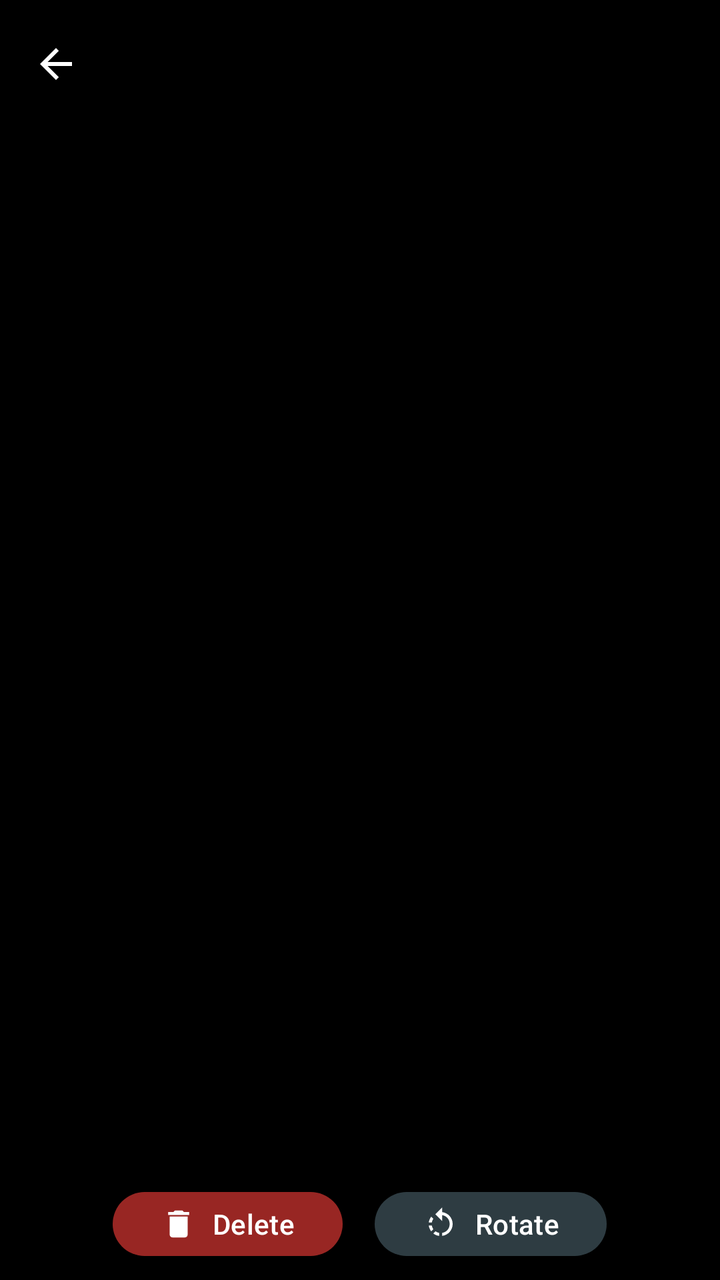
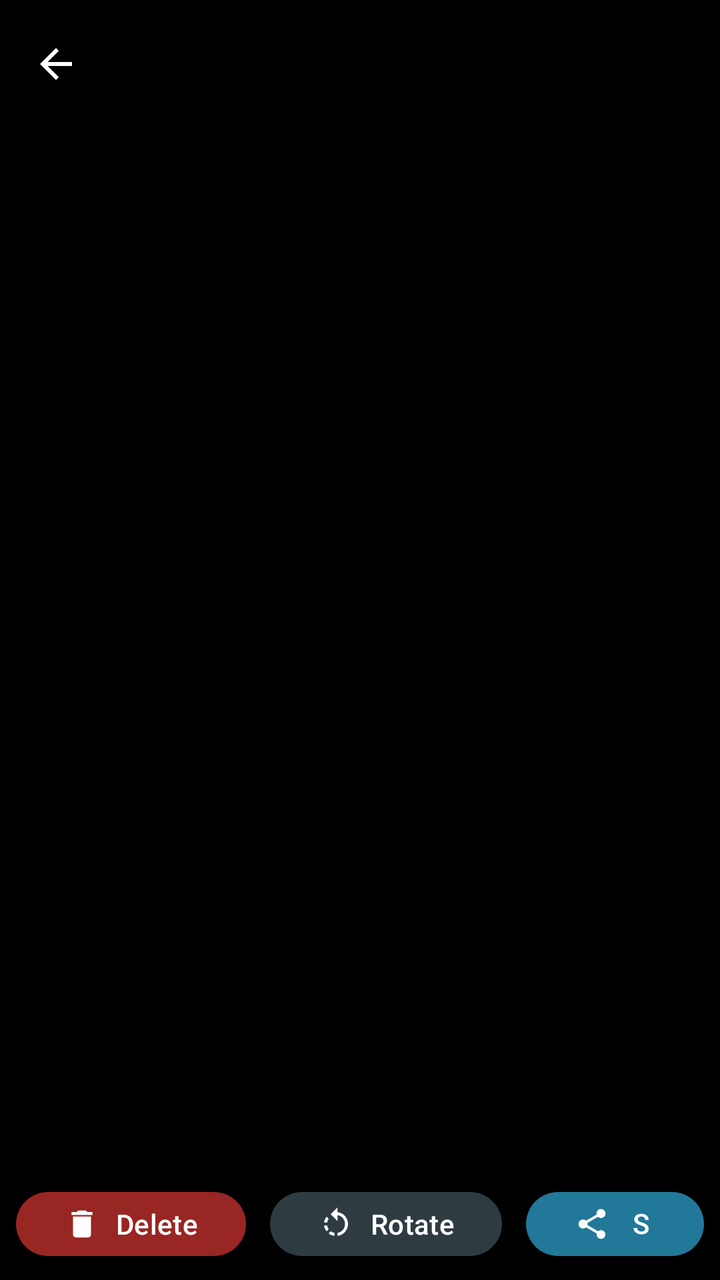

An Android layout rendered at two revisions. The XML below is the earlier revision; the diff shows what the commit changed to produce the second picture.
<!-- AndroidManifest.xml: application theme Theme.ImageCompressor -->
<!-- res/layout/activity_fullscreen.xml -->
<?xml version="1.0" encoding="utf-8"?>
<FrameLayout xmlns:android="http://schemas.android.com/apk/res/android"
    xmlns:app="http://schemas.android.com/apk/res-auto"
    android:layout_width="match_parent"
    android:layout_height="match_parent"
    android:background="#FF000000">

    <androidx.viewpager2.widget.ViewPager2
        android:id="@+id/viewPager"
        android:layout_width="match_parent"
        android:layout_height="match_parent" />

    <com.google.android.material.appbar.MaterialToolbar
        android:id="@+id/toolbar"
        android:layout_width="match_parent"
        android:layout_height="?attr/actionBarSize"
        android:layout_gravity="top"
        app:navigationIcon="@drawable/ic_arrow_back"
        app:navigationIconTint="@android:color/white"
        android:background="#66000000"
        app:titleTextColor="@android:color/white" />

    <LinearLayout
        android:id="@+id/bottomBar"
        android:layout_width="match_parent"
        android:layout_height="wrap_content"
        android:layout_gravity="bottom"
        android:orientation="horizontal"
        android:gravity="center"
        android:background="#66000000"
        android:padding="8dp">

        <com.google.android.material.button.MaterialButton
            android:id="@+id/btnDelete"
            android:layout_width="wrap_content"
            android:layout_height="40dp"
            android:text="@string/delete"
            android:textColor="@android:color/white"
            app:icon="@drawable/ic_delete"
            app:iconTint="@android:color/white"
            app:backgroundTint="#AAE53935"
            style="@style/Widget.Material3.Button" />

        <com.google.android.material.button.MaterialButton
            android:id="@+id/btnRotate"
            android:layout_width="wrap_content"
            android:layout_height="40dp"
            android:layout_marginStart="16dp"
            android:text="@string/rotate"
            android:textColor="@android:color/white"
            app:icon="@drawable/ic_rotate"
            app:iconTint="@android:color/white"
            app:backgroundTint="#AA455A64"
            style="@style/Widget.Material3.Button" />

    </LinearLayout>

</FrameLayout>
<!-- resources referenced by this layout -->
<resources>
  <!-- drawable ic_arrow_back (drawable) -->
  <vector xmlns:android="http://schemas.android.com/apk/res/android"
      android:width="24dp"
      android:height="24dp"
      android:viewportWidth="24"
      android:viewportHeight="24">
      <path
          android:fillColor="#FFFFFFFF"
          android:pathData="M20,11H7.83l5.59,-5.59L12,4l-8,8 8,8 1.41,-1.41L7.83,13H20v-2z" />
  </vector>
  <!-- drawable ic_delete (drawable) -->
  <vector xmlns:android="http://schemas.android.com/apk/res/android"
      android:width="24dp"
      android:height="24dp"
      android:viewportWidth="24"
      android:viewportHeight="24">
      <path
          android:fillColor="#FFFFFFFF"
          android:pathData="M6,19c0,1.1 0.9,2 2,2h8c1.1,0 2,-0.9 2,-2V7H6v12zM19,4h-3.5l-1,-1h-5l-1,1H5v2h14V4z" />
  </vector>
  <!-- drawable ic_rotate (drawable) -->
  <vector xmlns:android="http://schemas.android.com/apk/res/android"
      android:width="24dp"
      android:height="24dp"
      android:viewportWidth="24"
      android:viewportHeight="24">
      <path
          android:fillColor="#FFFFFFFF"
          android:pathData="M7.11,8.53L5.7,7.11C4.8,8.27 4.24,9.61 4.07,11h2.02c0.14,-0.87 0.49,-1.72 1.02,-2.47zM6.09,13H4.07c0.17,1.39 0.72,2.73 1.62,3.89l1.41,-1.42c-0.52,-0.75 -0.87,-1.59 -1.01,-2.47zM7.1,18.32c1.16 0.9 2.51 1.44 3.9,1.61V17.9c-0.87,-0.15 -1.71,-0.49 -2.46,-1.03L7.1,18.32zM13,4.07V1L8.45,5.55 13,10V6.09c2.84,0.45 5,2.81 5,5.91s-2.16,5.46 -5,5.91v2.02c3.95,-0.49 7,-3.85 7,-7.93s-3.05,-7.44 -7,-7.93z" />
  </vector>
  <string name="delete">Delete</string>
  <string name="rotate">Rotate</string>
  <style name="Theme.ImageCompressor" parent="Theme.Material3.DayNight.NoActionBar">
          <item name="colorPrimary">#FF6750A4</item>
          <item name="colorOnPrimary">#FFFFFFFF</item>
          <item name="colorPrimaryContainer">#FFEADDFF</item>
          <item name="colorOnPrimaryContainer">#FF21005D</item>
          <item name="colorSecondary">#FF625B71</item>
          <item name="colorOnSecondary">#FFFFFFFF</item>
          <item name="colorSecondaryContainer">#FFE8DEF8</item>
          <item name="colorOnSecondaryContainer">#FF1D192B</item>
          <item name="colorTertiary">#FF7D5260</item>
          <item name="colorError">#FFB3261E</item>
      </style>
</resources>

<!-- the commit's change to res/layout/activity_fullscreen.xml (unified diff, before → after) -->
@@ -45,7 +45,7 @@
             android:id="@+id/btnRotate"
             android:layout_width="wrap_content"
             android:layout_height="40dp"
-            android:layout_marginStart="16dp"
+            android:layout_marginStart="12dp"
             android:text="@string/rotate"
             android:textColor="@android:color/white"
             app:icon="@drawable/ic_rotate"
@@ -53,6 +53,18 @@
             app:backgroundTint="#AA455A64"
             style="@style/Widget.Material3.Button" />
 
+        <com.google.android.material.button.MaterialButton
+            android:id="@+id/btnShare"
+            android:layout_width="wrap_content"
+            android:layout_height="40dp"
+            android:layout_marginStart="12dp"
+            android:text="@string/share"
+            android:textColor="@android:color/white"
+            app:icon="@drawable/ic_share"
+            app:iconTint="@android:color/white"
+            app:backgroundTint="#AA33B5E5"
+            style="@style/Widget.Material3.Button" />
+
     </LinearLayout>
 
 </FrameLayout>
<!-- resource entries referenced after the edit -->
@@ -30,8 +30,19 @@
           android:fillColor="#FFFFFFFF"
           android:pathData="M7.11,8.53L5.7,7.11C4.8,8.27 4.24,9.61 4.07,11h2.02c0.14,-0.87 0.49,-1.72 1.02,-2.47zM6.09,13H4.07c0.17,1.39 0.72,2.73 1.62,3.89l1.41,-1.42c-0.52,-0.75 -0.87,-1.59 -1.01,-2.47zM7.1,18.32c1.16 0.9 2.51 1.44 3.9,1.61V17.9c-0.87,-0.15 -1.71,-0.49 -2.46,-1.03L7.1,18.32zM13,4.07V1L8.45,5.55 13,10V6.09c2.84,0.45 5,2.81 5,5.91s-2.16,5.46 -5,5.91v2.02c3.95,-0.49 7,-3.85 7,-7.93s-3.05,-7.44 -7,-7.93z" />
   </vector>
+  <!-- drawable ic_share (drawable) -->
+  <vector xmlns:android="http://schemas.android.com/apk/res/android"
+      android:width="24dp"
+      android:height="24dp"
+      android:viewportWidth="24"
+      android:viewportHeight="24">
+      <path
+          android:fillColor="#FFFFFFFF"
+          android:pathData="M18,16.08c-0.76,0 -1.44,0.3 -1.96,0.77L8.91,12.7c0.05,-0.23 0.09,-0.46 0.09,-0.7s-0.04,-0.47 -0.09,-0.7l7.05,-4.11c0.54,0.5 1.25,0.81 2.04,0.81c1.66,0 3,-1.34 3,-3s-1.34,-3 -3,-3s-3,1.34 -3,3c0,0.24 0.04,0.47 0.09,0.7L8.04,9.81C7.5,9.31 6.79,9 6,9c-1.66,0 -3,1.34 -3,3s1.34,3 3,3c0.79,0 1.5,-0.31 2.04,-0.81l7.12,4.16c-0.05,0.21 -0.08,0.43 -0.08,0.65c0,1.61 1.31,2.92 2.92,2.92c1.61,0 2.92,-1.31 2.92,-2.92S19.61,16.08 18,16.08z"/>
+  </vector>
   <string name="delete">Delete</string>
   <string name="rotate">Rotate</string>
+  <string name="share">Share</string>
   <style name="Theme.ImageCompressor" parent="Theme.Material3.DayNight.NoActionBar">
           <item name="colorPrimary">#FF6750A4</item>
           <item name="colorOnPrimary">#FFFFFFFF</item>
